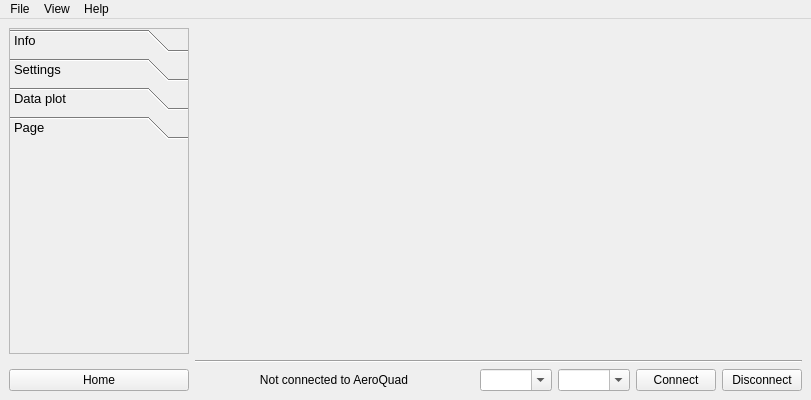
Above: ui/MainWindow.ui from AeroQuad/AeroQuadConfiguratorPyQt before the change. Below: the same form after it.
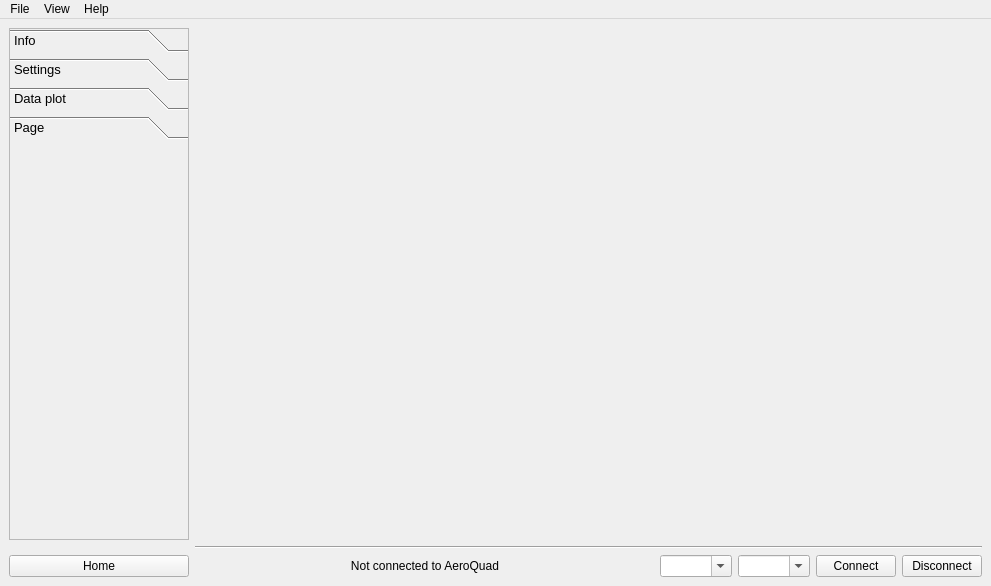
That is the form after the change. The open tabs and pages were chosen to show the change. Icons and pictures are not drawn.

```diff
--- a/ui/MainWindow.ui
+++ b/ui/MainWindow.ui
@@ -6,8 +6,8 @@
    <rect>
     <x>0</x>
     <y>0</y>
-    <width>811</width>
-    <height>400</height>
+    <width>991</width>
+    <height>586</height>
    </rect>
   </property>
   <property name="windowTitle">
@@ -102,6 +102,17 @@
        </attribute>
       </widget>
       <widget class="QWidget" name="side_menu_mission_planer_page">
+       <property name="enabled">
+        <bool>false</bool>
+       </property>
+       <property name="geometry">
+        <rect>
+         <x>0</x>
+         <y>0</y>
+         <width>178</width>
+         <height>385</height>
+        </rect>
+       </property>
        <attribute name="label">
         <string>Page</string>
        </attribute>
@@ -226,11 +237,11 @@
     <rect>
      <x>0</x>
      <y>0</y>
-     <width>811</width>
+     <width>991</width>
      <height>21</height>
     </rect>
    </property>
-   <widget class="QMenu" name="menuFile">
+   <widget class="QMenu" name="menu_file">
     <property name="title">
      <string>File</string>
     </property>
@@ -261,20 +272,20 @@
     <addaction name="separator"/>
     <addaction name="actionExit"/>
    </widget>
-   <widget class="QMenu" name="menuView">
+   <widget class="QMenu" name="menu_view">
     <property name="title">
      <string>View</string>
     </property>
    </widget>
-   <widget class="QMenu" name="menuHelp">
+   <widget class="QMenu" name="menu_help">
     <property name="title">
      <string>Help</string>
     </property>
     <addaction name="actionAbout"/>
    </widget>
-   <addaction name="menuFile"/>
-   <addaction name="menuView"/>
-   <addaction name="menuHelp"/>
+   <addaction name="menu_file"/>
+   <addaction name="menu_view"/>
+   <addaction name="menu_help"/>
   </widget>
   <action name="actionExit">
    <property name="text">
```
Left out of the diff: 67 changed lines with no effect on the pictures.
